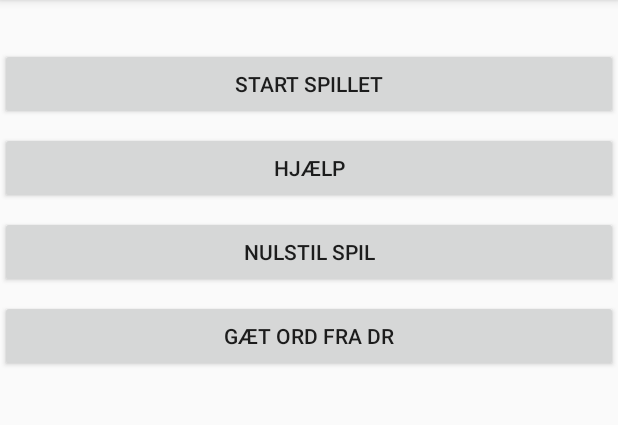
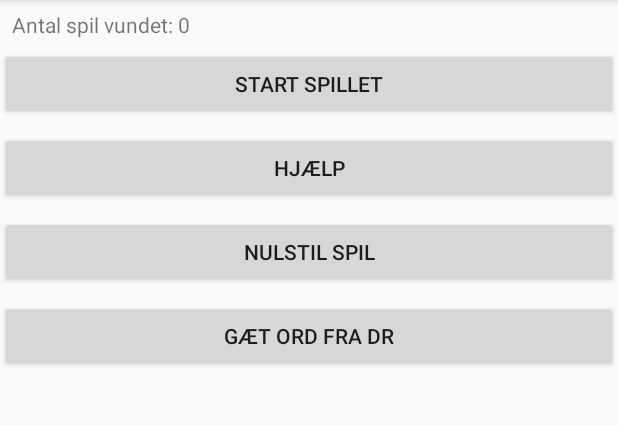
Before and after one commit to ande987a/Galgeleg, an Android app: the screen it shows after launch (StartMenu_act), on a phone screen of 412 x 824 dp, the part 84-509 px from its top. Run offline under Robolectric (Android 15) with nearby library versions, the phone set to English and light mode, and no system bars.

Commit message:
You can now see your total wins in the start menu.

```diff
--- a/app/src/main/java/com/example/galgeleg/Game_act.java
+++ b/app/src/main/java/com/example/galgeleg/Game_act.java
@@ -4,7 +4,9 @@ import androidx.appcompat.app.AlertDialog;
 import androidx.appcompat.app.AppCompatActivity;
 
 import android.content.DialogInterface;
+import android.content.SharedPreferences;
 import android.os.Bundle;
+import android.preference.PreferenceManager;
 import android.view.View;
 import android.widget.Button;
 import android.widget.EditText;
@@ -19,6 +21,7 @@ public class Game_act extends AppCompatActivity implements View.OnClickListener
     private EditText letterReciever;
     private ImageView iv;
     private AlertDialog.Builder dialog;
+    private SharedPreferences prefs;
 
     @Override
     protected void onCreate(Bundle savedInstanceState) {
@@ -37,6 +40,8 @@ public class Game_act extends AppCompatActivity implements View.OnClickListener
 
         dialog = new AlertDialog.Builder(this);
         dialog.setCancelable(false);
+
+        prefs = PreferenceManager.getDefaultSharedPreferences(this);
 
         updateScreen();
     }
@@ -70,6 +75,7 @@ public class Game_act extends AppCompatActivity implements View.OnClickListener
                     iv.setImageResource(R.drawable.galge);
                 }
             });
+            prefs.edit().putInt("wins", prefs.getInt("wins",0)+1).apply();
             dialog.show();
         }
 
--- a/app/src/main/java/com/example/galgeleg/StartMenu_act.java
+++ b/app/src/main/java/com/example/galgeleg/StartMenu_act.java
@@ -3,16 +3,23 @@ package com.example.galgeleg;
 import androidx.appcompat.app.AppCompatActivity;
 
 import android.content.Intent;
+import android.content.SharedPreferences;
 import android.os.AsyncTask;
 import android.os.Bundle;
 import android.os.Handler;
+import android.preference.PreferenceManager;
 import android.view.View;
 import android.widget.Button;
+import android.widget.TextView;
 import android.widget.Toast;
 
 public class StartMenu_act extends AppCompatActivity implements View.OnClickListener {
     private Button playButton, helpButton, resetButton, drButton;
+    private TextView winsView;
     private MyAsyncTask at = new MyAsyncTask();
+    private int totalWinsInt;
+    private String totalwins;
+    private SharedPreferences prefs;
 
     @Override
     protected void onCreate(Bundle savedInstanceState) {
@@ -24,12 +31,21 @@ public class StartMenu_act extends AppCompatActivity implements View.OnClickList
         resetButton =findViewById(R.id.reset);
         drButton =findViewById(R.id.DR);
 
+        winsView = findViewById(R.id.wins);
+
         playButton.setOnClickListener(this);
         helpButton.setOnClickListener(this);
         resetButton.setOnClickListener(this);
         drButton.setOnClickListener(this);
+
+        prefs = PreferenceManager.getDefaultSharedPreferences(this);
+        totalWinsInt =prefs.getInt("wins",0);
+        totalwins =Integer.toString(totalWinsInt);
+        winsView.setText(totalwins);
+
     }
 
+    @Override
     public void onClick(View v) {
 
         if (v==playButton){
@@ -60,9 +76,16 @@ public class StartMenu_act extends AppCompatActivity implements View.OnClickList
                 }, 2000    //Could also just stop runnable when MyAsyncTask finishes by returning something in an onPostExecute() and constantly check for it in the runnable.
             );
             at.execute();
-            //drButton.setText("");
             drButton.setVisibility(View.GONE);
         }
+    }
+    @Override
+    public void onResume(){
+        super.onResume();
+        prefs = PreferenceManager.getDefaultSharedPreferences(this);
+        totalWinsInt =prefs.getInt("wins",0);
+        totalwins =Integer.toString(totalWinsInt);
+        winsView.setText(totalwins);
     }
 
     private static class MyAsyncTask extends AsyncTask<Void,Void,String> {
--- a/app/src/main/res/layout/activity_start_menu_akt.xml
+++ b/app/src/main/res/layout/activity_start_menu_akt.xml
@@ -47,4 +47,28 @@
         app:layout_constraintStart_toStartOf="parent"
         app:layout_constraintTop_toBottomOf="@+id/reset" />
 
+    <TextView
+        android:id="@+id/textView2"
+        android:layout_width="0dp"
+        android:layout_height="19dp"
+        android:layout_marginStart="8dp"
+        android:layout_marginTop="8dp"
+        android:layout_marginBottom="8dp"
+        android:text="Antal spil vundet: "
+        app:layout_constraintBottom_toTopOf="@+id/startGame"
+        app:layout_constraintStart_toStartOf="parent"
+        app:layout_constraintTop_toTopOf="parent" />
+
+    <TextView
+        android:id="@+id/wins"
+        android:layout_width="0dp"
+        android:layout_height="19dp"
+        android:layout_marginTop="8dp"
+        android:layout_marginBottom="8dp"
+        android:text="0"
+        app:layout_constraintBottom_toTopOf="@+id/startGame"
+        app:layout_constraintEnd_toEndOf="parent"
+        app:layout_constraintStart_toEndOf="@+id/textView2"
+        app:layout_constraintTop_toTopOf="parent" />
+
 </androidx.constraintlayout.widget.ConstraintLayout>
```
